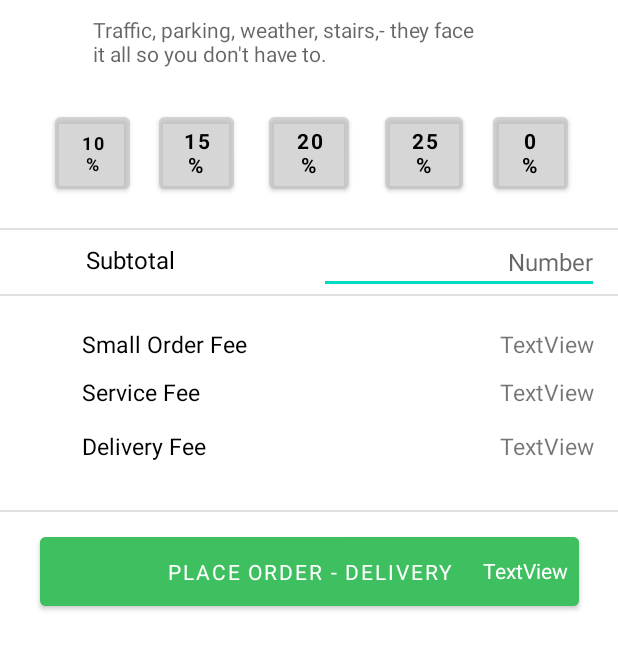
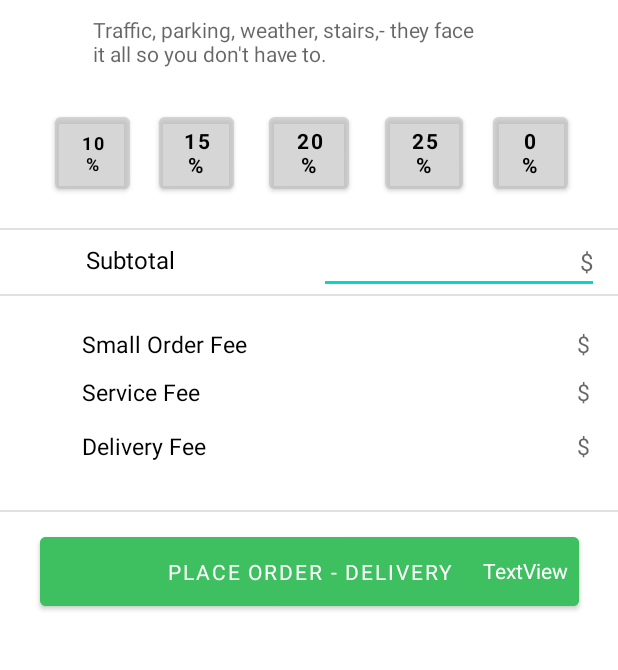
Before and after one commit to itsmonicalara/UberEats, an Android app: the screen it shows after launch (MainActivity), on a phone screen of 412 x 824 dp, the part 360-1030 px from its top. Run offline under Robolectric (Android 15) with nearby library versions, the phone set to English and light mode, and no system bars; Roboto replaces fonts that are not available here.

Commit message:
Tips working.

```diff
--- a/app/src/main/res/layout/activity_main.xml
+++ b/app/src/main/res/layout/activity_main.xml
@@ -156,12 +156,13 @@
         app:srcCompat="@drawable/descarga_logo" />
 
     <Button
-        android:id="@+id/button"
+        android:id="@+id/button10"
         android:layout_width="50dp"
         android:layout_height="60dp"
         android:layout_marginBottom="8dp"
         android:backgroundTint="#68BFBFBF"
         android:fontFamily="@font/maven_pro_medium"
+        android:onClick="porcentaje"
         android:text="10%"
         android:textColor="#000000"
         android:textSize="12sp"
@@ -172,12 +173,13 @@
         app:layout_constraintStart_toStartOf="parent" />
 
     <Button
-        android:id="@+id/button2"
+        android:id="@+id/button15"
         android:layout_width="50dp"
         android:layout_height="60dp"
         android:layout_marginBottom="8dp"
         android:backgroundTint="#68BFBFBF"
         android:fontFamily="@font/maven_pro_medium"
+        android:onClick="porcentaje"
         android:text="15%"
         android:textColor="#000000"
         android:textStyle="bold"
@@ -187,12 +189,13 @@
         app:layout_constraintStart_toStartOf="parent" />
 
     <Button
-        android:id="@+id/button3"
+        android:id="@+id/button20"
         android:layout_width="53dp"
         android:layout_height="60dp"
         android:layout_marginBottom="8dp"
         android:backgroundTint="#68BFBFBF"
         android:fontFamily="@font/maven_pro_medium"
+        android:onClick="porcentaje"
         android:text="20%"
         android:textColor="#000000"
         android:textStyle="bold"
@@ -201,12 +204,13 @@
         app:layout_constraintStart_toStartOf="parent" />
 
     <Button
-        android:id="@+id/button4"
+        android:id="@+id/button25"
         android:layout_width="52dp"
         android:layout_height="60dp"
         android:layout_marginBottom="8dp"
         android:backgroundTint="#68BFBFBF"
         android:fontFamily="@font/maven_pro_medium"
+        android:onClick="porcentaje"
         android:text="25%"
         android:textColor="#000000"
         android:textStyle="bold"
@@ -216,12 +220,13 @@
         app:layout_constraintStart_toStartOf="parent" />
 
     <Button
-        android:id="@+id/button5"
+        android:id="@+id/button0"
         android:layout_width="50dp"
         android:layout_height="60dp"
         android:layout_marginBottom="8dp"
         android:backgroundTint="#68BFBFBF"
         android:fontFamily="@font/maven_pro_medium"
+        android:onClick="porcentaje"
         android:text="0%"
         android:textColor="#000000"
         android:textStyle="bold"
@@ -258,7 +263,7 @@
         android:layout_marginBottom="144dp"
         android:ems="10"
         android:fontFamily="@font/maven_pro_medium"
-        android:hint="Number"
+        android:hint="$"
         android:inputType="numberDecimal"
         android:textAlignment="textEnd"
         android:textSize="16sp"
@@ -315,7 +320,7 @@
         android:layout_height="wrap_content"
         android:layout_marginBottom="92dp"
         android:fontFamily="@font/maven_pro_medium"
-        android:text="TextView"
+        android:hint="$"
         android:textSize="15sp"
         app:layout_constraintBottom_toTopOf="@+id/guideline4"
         app:layout_constraintEnd_toEndOf="parent"
@@ -328,7 +333,7 @@
         android:layout_height="wrap_content"
         android:layout_marginBottom="60dp"
         android:fontFamily="@font/maven_pro_medium"
-        android:text="TextView"
+        android:hint="$"
         android:textSize="15sp"
         app:layout_constraintBottom_toTopOf="@+id/guideline4"
         app:layout_constraintEnd_toEndOf="parent"
@@ -341,7 +346,7 @@
         android:layout_height="wrap_content"
         android:layout_marginBottom="24dp"
         android:fontFamily="@font/maven_pro_medium"
-        android:text="TextView"
+        android:hint="$"
         android:textSize="15sp"
         app:layout_constraintBottom_toTopOf="@+id/guideline4"
         app:layout_constraintEnd_toEndOf="parent"
```
Also changed, not shown: app/src/main/java/edu/itesm/ubereats/MainActivity.kt (+26 -0 lines).
